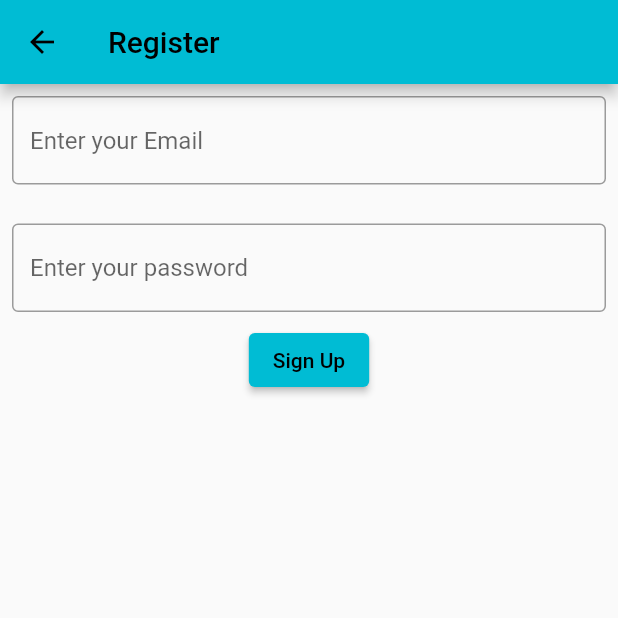
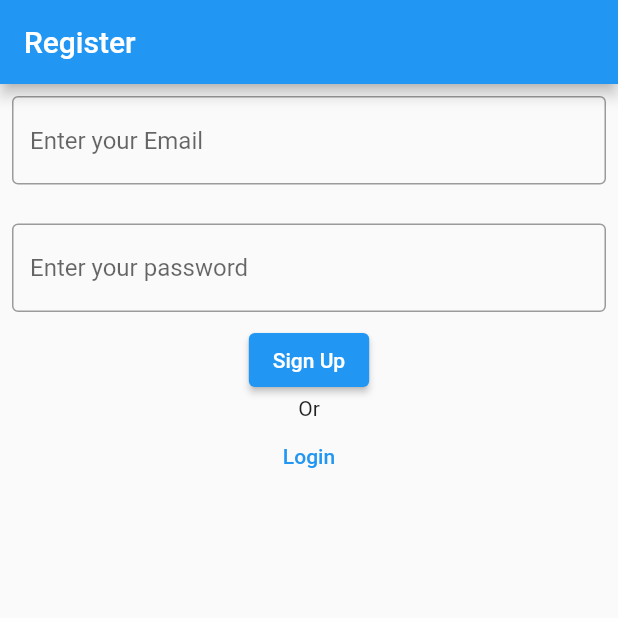
Before and after one commit to abhik-b/mnotes-flutter-app, a Flutter app: the RegisterView screen opened directly, on a phone screen of 412 x 824 dp, the top half of it. Run offline on Flutter 3.47's test engine with Material 2 defaults, Android fonts, the phone set to English and light mode, and no system bars; our stand-ins replace firebase_auth, firebase_core; accounts and stored records are empty.

Commit message:
login & verify email working

```diff
--- a/lib/views/register_view.dart
+++ b/lib/views/register_view.dart
@@ -1,8 +1,6 @@
 import 'package:firebase_core/firebase_core.dart';
 import 'package:flutter/material.dart';
 import 'package:firebase_auth/firebase_auth.dart';
-import 'package:notes/views/login_view.dart';
-import '../firebase_options.dart';
 
 class RegisterView extends StatefulWidget {
   const RegisterView({Key? key}) : super(key: key);
@@ -35,28 +33,7 @@ class _RegisterViewState extends State<RegisterView> {
       appBar: AppBar(
         title: const Text('Register'),
       ),
-      body: FutureBuilder(
-        future: Firebase.initializeApp(
-          options: DefaultFirebaseOptions.currentPlatform,
-        ),
-        builder: (context, snapshot) {
-          switch (snapshot.connectionState) {
-            case ConnectionState.none:
-              // TODO: Handle this case.
-              return const CircularProgressIndicator(
-                strokeWidth: 6,
-              );
-            case ConnectionState.waiting:
-              // TODO: Handle this case.
-              return const CircularProgressIndicator(
-                strokeWidth: 4,
-              );
-            case ConnectionState.active:
-              return const CircularProgressIndicator(
-                strokeWidth: 2,
-              );
-            case ConnectionState.done:
-              return Column(
+      body: Column(
         children: [
           Padding(
             padding: const EdgeInsets.all(8),
@@ -64,8 +41,7 @@ class _RegisterViewState extends State<RegisterView> {
               keyboardType: TextInputType.emailAddress,
               controller: _email,
               decoration: const InputDecoration(
-                          border: OutlineInputBorder(),
-                          hintText: 'Enter your Email'),
+                  border: OutlineInputBorder(), hintText: 'Enter your Email'),
             ),
           ),
           const SizedBox(
@@ -91,11 +67,16 @@ class _RegisterViewState extends State<RegisterView> {
                       email: email, password: password);
               print(userCredential);
             },
+          ),
+          const Text('Or'),
+          TextButton(
+            child: const Text('Login'),
+            onPressed: () {
+              Navigator.of(context)
+                  .pushNamedAndRemoveUntil('/login/', (route) => false);
+            },
           )
         ],
-              );
-          }
-        },
       ),
     );
   }
```
Also changed, not shown: lib/main.dart (+15 -16 lines), lib/views/login_view.dart (+16 -32 lines), lib/views/verify_email_view.dart (added, +29 -0 lines). Lines whose indentation alone changed are shown as unchanged.
